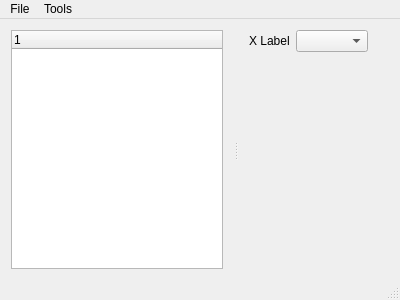
The window that mainwindow.ui (SuWeipeng/ArduPilotLog) describes before a commit, drawn with Qt 5.
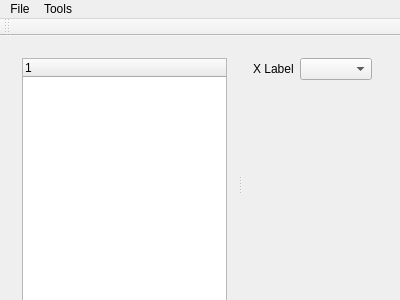
The same window after the commit. Custom widgets are drawn as their Qt base class.

Commit message: 调整布局大小

The edit to the form file:
```diff
--- a/mainwindow.ui
+++ b/mainwindow.ui
@@ -14,20 +14,44 @@
    <string>MainWindow</string>
   </property>
   <widget class="QWidget" name="centralWidget">
+   <property name="sizePolicy">
+    <sizepolicy hsizetype="Expanding" vsizetype="Expanding">
+     <horstretch>0</horstretch>
+     <verstretch>0</verstretch>
+    </sizepolicy>
+   </property>
+   <widget class="QWidget" name="mainWidget" native="true">
+    <property name="geometry">
+     <rect>
+      <x>0</x>
+      <y>0</y>
+      <width>400</width>
+      <height>295</height>
+     </rect>
+    </property>
+    <property name="sizePolicy">
+     <sizepolicy hsizetype="Expanding" vsizetype="Expanding">
+      <horstretch>0</horstretch>
+      <verstretch>0</verstretch>
+     </sizepolicy>
+    </property>
+    <layout class="QVBoxLayout" name="mainLayout" stretch="99">
+     <item>
    <widget class="QSplitter" name="splitter">
-    <property name="geometry">
-     <rect>
-      <x>0</x>
-      <y>0</y>
-      <width>391</width>
-      <height>261</height>
-     </rect>
+       <property name="sizePolicy">
+        <sizepolicy hsizetype="Expanding" vsizetype="Expanding">
+         <horstretch>0</horstretch>
+         <verstretch>0</verstretch>
+        </sizepolicy>
     </property>
     <property name="orientation">
      <enum>Qt::Horizontal</enum>
     </property>
     <widget class="QWidget" name="gridLayoutWidget_2">
      <layout class="QGridLayout" name="gridLayout_2">
+         <property name="bottomMargin">
+          <number>5</number>
+         </property>
       <item row="0" column="0">
        <widget class="QTreeWidget" name="treeWidget">
         <column>
@@ -39,8 +63,11 @@
       </item>
      </layout>
     </widget>
-    <widget class="QWidget" name="">
-     <layout class="QVBoxLayout" name="verticalLayout" stretch="1,8">
+       <widget class="QWidget" name="layoutWidget">
+        <layout class="QVBoxLayout" name="verticalLayout_2">
+         <property name="bottomMargin">
+          <number>5</number>
+         </property>
       <item>
        <layout class="QHBoxLayout" name="horizontalLayout">
         <item>
@@ -69,14 +96,21 @@
        </layout>
       </item>
       <item>
-       <layout class="QGridLayout" name="gridLayout">
-        <item row="0" column="0">
+          <layout class="QVBoxLayout" name="verticalLayout" stretch="10">
+           <item>
+            <layout class="QHBoxLayout" name="horizontalLayout_2" stretch="9">
+             <item>
          <widget class="QCustomPlot" name="widget" native="true"/>
         </item>
        </layout>
       </item>
      </layout>
-    </widget>
+         </item>
+        </layout>
+       </widget>
+      </widget>
+     </item>
+    </layout>
    </widget>
   </widget>
   <widget class="QMenuBar" name="menuBar">
@@ -104,7 +138,17 @@
    <addaction name="menuFile"/>
    <addaction name="menuTools"/>
   </widget>
-  <widget class="QStatusBar" name="statusBar"/>
+  <widget class="QToolBar" name="toolBar">
+   <property name="windowTitle">
+    <string>toolBar</string>
+   </property>
+   <attribute name="toolBarArea">
+    <enum>TopToolBarArea</enum>
+   </attribute>
+   <attribute name="toolBarBreak">
+    <bool>false</bool>
+   </attribute>
+  </widget>
   <action name="actionOpenArduPilotLog">
    <property name="text">
     <string>Open ArduPilotLog</string>
```
Lines whose indentation alone changed are shown as unchanged. The commit also changes 2 other files.
